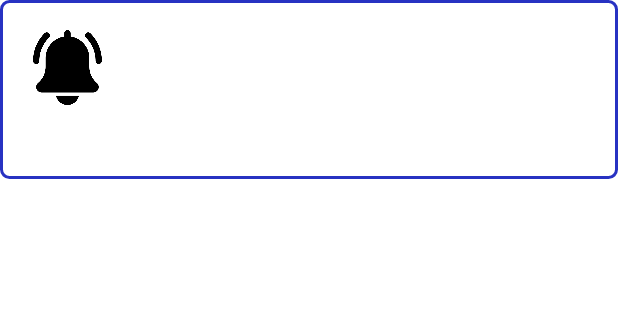
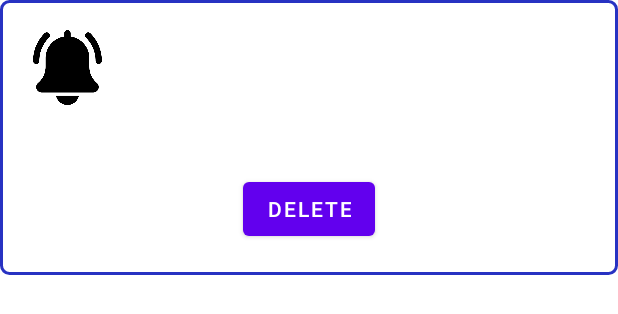
Before and after one commit to d-baskota/vaccine, an Android app: the layout schedulefield.xml on its own in the app's theme, with its tools: preview values and no code run, on a phone screen of 412 x 824 dp. Shown: the top 314 px of the screen. Run offline under Robolectric (Android 15) with nearby library versions, the phone set to English and light mode, and no system bars.

Commit message:
REMINDER DELETE DONE

```diff
--- a/app/src/main/java/com/example/childvaccination/SchedulesDate.java
+++ b/app/src/main/java/com/example/childvaccination/SchedulesDate.java
@@ -39,7 +39,7 @@ public class SchedulesDate extends AppCompatActivity {
 
         recyclerView = (RecyclerView) findViewById(R.id.sched);
 
-        schedularAdapter = new SchedularAdapter(scheduledetails);
+        schedularAdapter = new SchedularAdapter(SchedulesDate.this, scheduledetails);
 
         RecyclerView.LayoutManager mLayoutManager = new LinearLayoutManager(this);
 
--- a/app/src/main/res/layout/schedulefield.xml
+++ b/app/src/main/res/layout/schedulefield.xml
@@ -53,14 +53,24 @@
         />
 
         <TextView
-        android:layout_below="@id/Reminderhospital"
             android:id="@+id/Questionsford"
             android:layout_width="match_parent"
             android:layout_height="wrap_content"
+            android:layout_below="@id/Reminderhospital"
             android:gravity="center"
+            android:textColor="@color/cardview_shadow_start_color"
             android:textSize="18sp"
-        android:textColor="@color/cardview_shadow_start_color"
-        android:textStyle="italic"
+            android:textStyle="italic" />
+
+
+        <Button
+            android:id="@+id/delete_reminder"
+            android:layout_width="wrap_content"
+            android:layout_height="wrap_content"
+            android:text="Delete"
+            android:layout_below="@+id/Questionsford"
+            android:layout_centerHorizontal="true"
+            android:layout_marginTop="16dp"
             />
 
     </RelativeLayout>
```
Also changed, not shown: app/src/main/java/com/example/childvaccination/ChildinfoAdapter.java (+9 -3 lines), app/src/main/java/com/example/childvaccination/SchedularAdapter.java (+22 -4 lines), app/src/main/java/com/example/childvaccination/SharePreferences.java (+8 -0 lines). Lines whose indentation alone changed are shown as unchanged.
